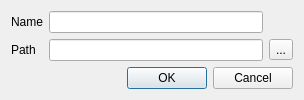
The window that ui/umadial.ui (samstyle/Xpeccy) describes before a commit, drawn with Qt 5.
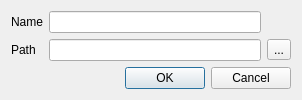
The same window after the commit. Icons and pictures are not drawn.

The edit to the form file:
```diff
--- a/ui/umadial.ui
+++ b/ui/umadial.ui
@@ -6,8 +6,8 @@
    <rect>
     <x>0</x>
     <y>0</y>
-    <width>304</width>
-    <height>97</height>
+    <width>302</width>
+    <height>95</height>
    </rect>
   </property>
   <property name="windowTitle">
```
Left out of the diff: 2 changed lines with no effect on the pictures.
